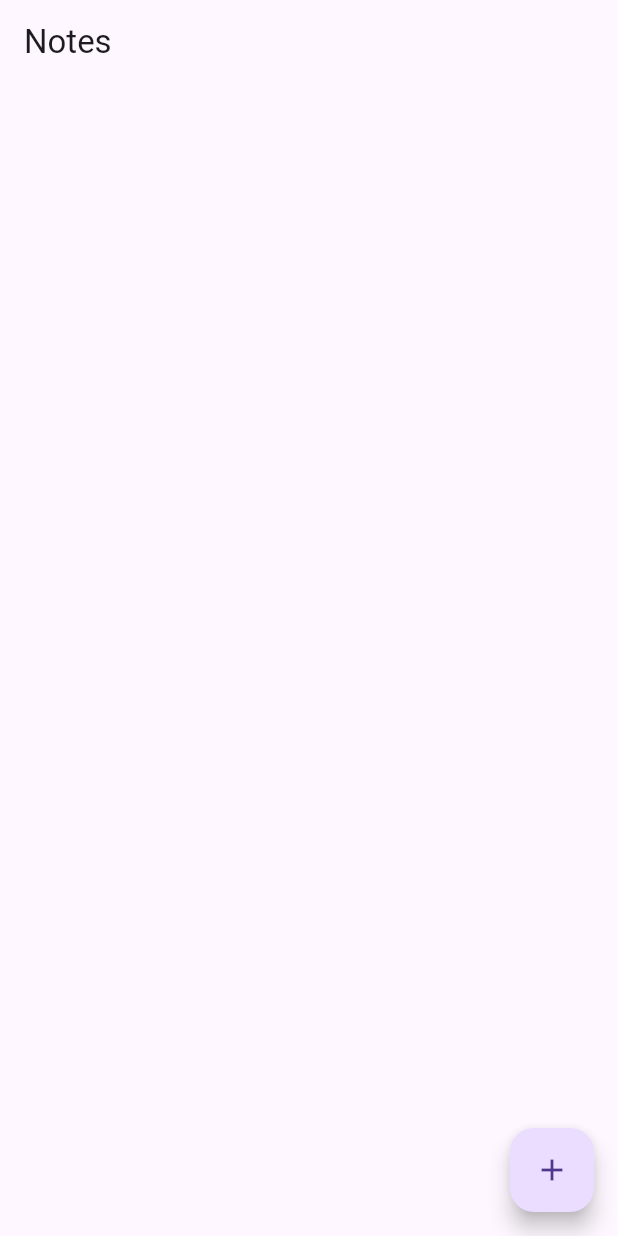
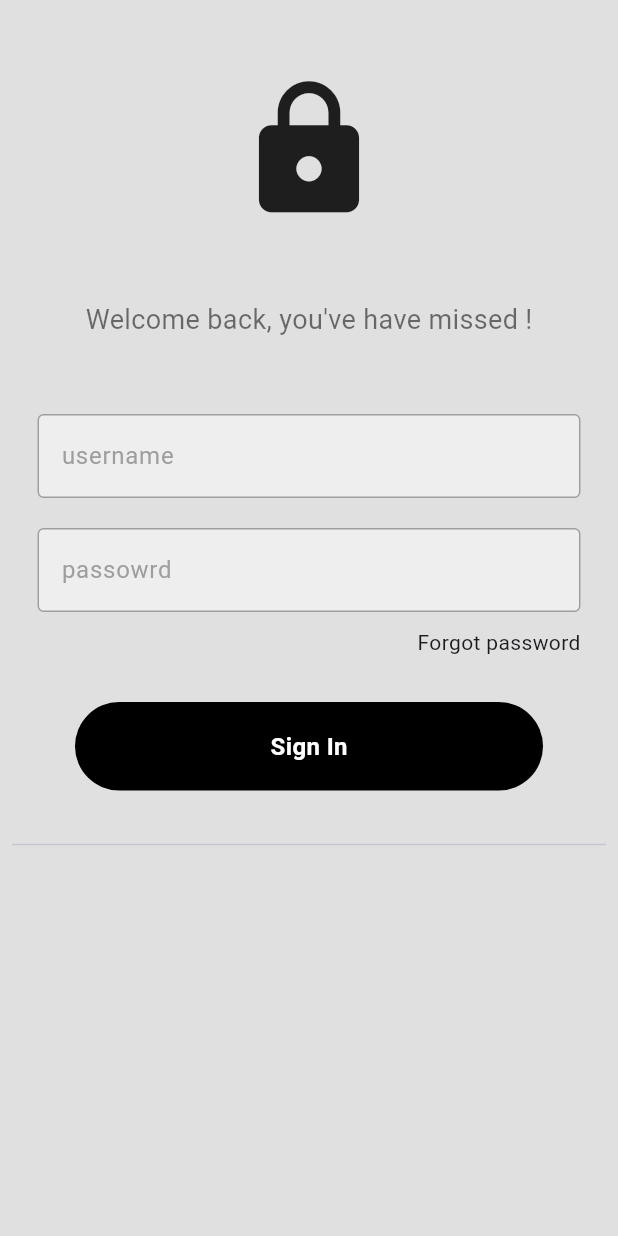
Before and after one commit to beamingboy/flutter_login_app, a Flutter app: the screen it shows after launch, on a phone screen of 412 x 824 dp. Run offline on Flutter 3.47's test engine with Material 3 defaults, Android fonts, the phone set to English and light mode, and no system bars; our stand-ins replace firebase_core; accounts and stored records are empty.

Commit message:
created the UI for Login with username and password

```diff
--- /dev/null
+++ b/lib/components/my_button.dart
@@ -0,0 +1,26 @@
+import 'package:flutter/material.dart';
+
+class MyButton extends StatelessWidget {
+  final Function()? onTap;
+  const MyButton({super.key, required this.onTap});
+
+  @override
+  Widget build(BuildContext context) {
+    return GestureDetector(
+      onTap: onTap,
+      child: Container(
+        margin: EdgeInsets.symmetric(horizontal: 50),
+        padding: EdgeInsets.all(18),
+        decoration: BoxDecoration(
+            color: Colors.black, borderRadius: BorderRadius.circular(40)),
+        child: const Center(
+          child: Text(
+            "Sign In",
+            style: TextStyle(
+                color: Colors.white, fontWeight: FontWeight.bold, fontSize: 16),
+          ),
+        ),
+      ),
+    );
+  }
+}
--- /dev/null
+++ b/lib/components/my_textfield.dart
@@ -0,0 +1,36 @@
+import 'package:flutter/material.dart';
+
+class MyTextfield extends StatelessWidget {
+  final controller;
+  final String hintText;
+  final bool obscureText;
+
+  const MyTextfield({
+    super.key,
+    required this.controller,
+    required this.hintText,
+    required this.obscureText,
+  });
+
+  @override
+  Widget build(BuildContext context) {
+    return Padding(
+      padding: EdgeInsets.symmetric(horizontal: 25.0),
+      child: TextField(
+        controller: controller,
+        obscureText: obscureText,
+        decoration: InputDecoration(
+          enabledBorder:
+              OutlineInputBorder(borderSide: BorderSide(color: Colors.grey)),
+          focusedBorder: OutlineInputBorder(
+            borderSide: BorderSide(color: Colors.white),
+          ),
+          fillColor: Colors.grey[200],
+          filled: true,
+          hintText: hintText,
+          hintStyle: TextStyle(color: Colors.grey[500]),
+        ),
+      ),
+    );
+  }
+}
--- a/lib/main.dart
+++ b/lib/main.dart
@@ -1,6 +1,7 @@
 import 'package:flutter/material.dart';
 import 'package:firebase_core/firebase_core.dart';
 import 'package:login_app/pages/home_page.dart';
+import 'package:login_app/pages/login_page.dart';
 import 'firebase_options.dart';
 
 void main() async {
@@ -20,7 +21,7 @@ class MyApp extends StatelessWidget {
     return MaterialApp(
       debugShowCheckedModeBanner: false,
       title: 'Login App',
-      home: HomePage(),
+      home: LoginPage(),
     );
   }
 }
--- /dev/null
+++ b/lib/pages/login_page.dart
@@ -0,0 +1,101 @@
+import 'package:flutter/material.dart';
+import 'package:login_app/components/my_button.dart';
+import 'package:login_app/components/my_textfield.dart';
+
+class LoginPage extends StatelessWidget {
+  LoginPage({super.key});
+
+  //Text Editing controller
+
+  final usernameController = TextEditingController();
+  final passwordController = TextEditingController();
+
+  // sign user
+  void signUserIn() {}
+  @override
+  Widget build(BuildContext context) {
+    return Scaffold(
+        backgroundColor: Colors.grey[300],
+        body: SafeArea(
+          child: Center(
+            child: Column(
+              children: [
+                const SizedBox(
+                  height: 50,
+                ),
+
+                //Logo
+                const Icon(
+                  Icons.lock,
+                  size: 100,
+                ),
+
+                const SizedBox(
+                  height: 50,
+                ),
+
+                //welcome back, you've have missed !
+                Text(
+                  'Welcome back, you\'ve have missed !',
+                  style: TextStyle(fontSize: 18, color: Colors.black54),
+                ),
+
+                const SizedBox(
+                  height: 50,
+                ),
+
+                // User name
+
+                MyTextfield(
+                  controller: usernameController,
+                  hintText: "username",
+                  obscureText: false,
+                ),
+                //password
+                SizedBox(
+                  height: 20,
+                ),
+                MyTextfield(
+                  controller: passwordController,
+                  hintText: "passowrd",
+                  obscureText: true,
+                ),
+
+                //forgot password
+                Padding(
+                  padding:
+                      const EdgeInsets.symmetric(horizontal: 25, vertical: 10),
+                  child: Container(
+                      alignment: Alignment.topRight,
+                      child: Text('Forgot password')),
+                ),
+
+                SizedBox(
+                  height: 20,
+                ),
+
+                //sign in button
+
+                MyButton(
+                  onTap: signUserIn,
+                ),
+
+                SizedBox(
+                  height: 20,
+                ),
+                // or continue with
+
+                Padding(
+                  padding: const EdgeInsets.all(8.0),
+                  child: Divider(),
+                )
+
+                //google + apple sign in buttons
+
+                // not a member? register Now
+              ],
+            ),
+          ),
+        ));
+  }
+}
--- a/pubspec.yaml
+++ b/pubspec.yaml
@@ -61,8 +61,8 @@ flutter:
   uses-material-design: true
 
   # To add assets to your application, add an assets section, like this:
-  # assets:
-  #   - images/a_dot_burr.jpeg
+  assets:
+    - lib/images/
   #   - images/a_dot_ham.jpeg
 
   # An image asset can refer to one or more resolution-specific "variants", see
```
Also changed, not shown: 1 other file.
